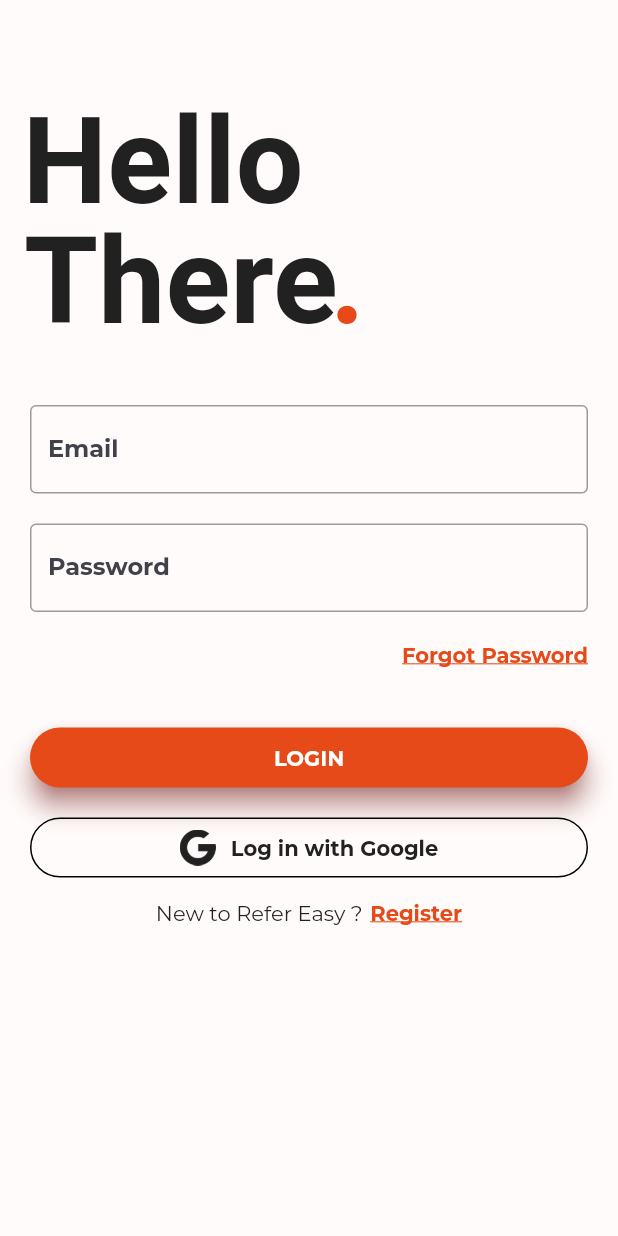
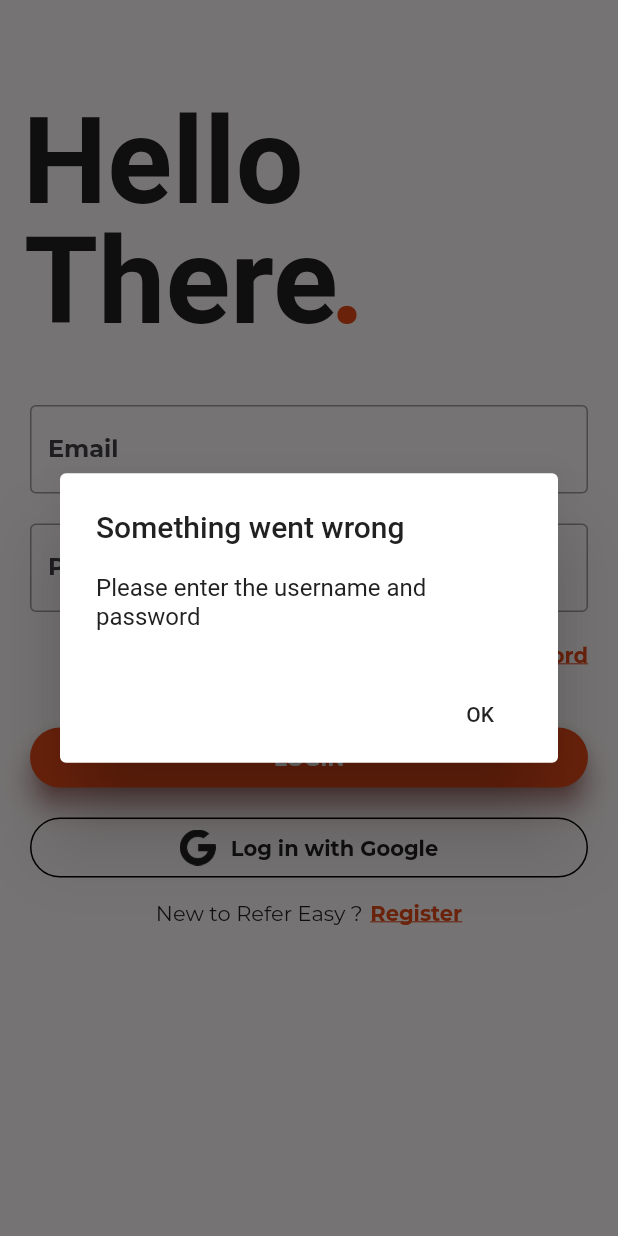
Before and after one commit to LNdame/referease, a Flutter app: the screen it shows after launch, after a tap on "LOGIN", on a phone screen of 412 x 824 dp. Run offline on Flutter 3.47's test engine with Material 2 defaults, Android fonts, the light colour scheme and no system bars; our stand-ins replace cloud_firestore, connectivity, firebase_auth, firebase_storage, fluttertoast, font_awesome_flutter and 6 more; accounts and stored records are empty; statements that could not run were skipped; project files that could hold a hidden picture were left out.

Commit message:
userbility issues

```diff
--- a/lib/app.dart
+++ b/lib/app.dart
@@ -29,7 +29,7 @@ class ReferEase extends StatelessWidget{
       debugShowCheckedModeBanner: false,
       title: "Refer Easy TEST1",
       home: LandingPage(),
-      initialRoute: '/login',
+      initialRoute: '/splash',
       routes: {
         '/login': (context)=> SignInPage(),
         '/register': (context)=> SignupPage(),
--- a/lib/uipage/landing.dart
+++ b/lib/uipage/landing.dart
@@ -511,8 +511,8 @@ class _LandingPageState extends State<LandingPage> with TickerProviderStateMixin
                  Navigator.pushReplacementNamed(context, '/search');
                 },
               ),
-              IconButton(
-                icon: Icon(Icons.help_outline, semanticLabel: 'help',),
+              FlatButton(
+                child: Text('Help'),
                 onPressed: (){
                  // Navigator.pushReplacementNamed(context, '/help');
 
--- a/lib/uipage/registration/signin.dart
+++ b/lib/uipage/registration/signin.dart
@@ -1,4 +1,5 @@
 import 'package:flutter/material.dart';
+import 'package:flutter/services.dart';
 import 'package:referease/services/authentication.dart';
 import 'package:referease/services/sharedpreference.dart';
 import 'package:referease/uiutility/colors.dart';
@@ -7,7 +8,7 @@ import 'package:cloud_firestore/cloud_firestore.dart';
 import 'package:google_sign_in/google_sign_in.dart';
 import 'package:referease/services/usermanagement.dart';
 import 'package:shared_preferences/shared_preferences.dart';
-
+import 'package:progress_dialog/progress_dialog.dart';
 import 'dart:async';
 
 
@@ -22,11 +23,13 @@ class SignInPage extends StatefulWidget{
 
 class _SignInPageState extends State<SignInPage> with SingleTickerProviderStateMixin {
   Animation animation, delayedAnimation, muchDelayedAnimation;
-
+  ProgressDialog pr;
   AnimationController animationController;
 
   String _emailController;
   String _passwordController;
+  String loginErrorMessage;
+
 
   //google sign in
   GoogleSignIn googleAuth = new GoogleSignIn();
@@ -71,6 +74,11 @@ class _SignInPageState extends State<SignInPage> with SingleTickerProviderStateM
   @override
   Widget build(BuildContext context) {
     // TODO: implement build
+
+    pr = new ProgressDialog(context,ProgressDialogType.Normal);
+    pr.setMessage('Please wait...');
+
+
     final double width = MediaQuery.of(context).size.width;
     animationController.forward();
     return AnimatedBuilder(
@@ -178,7 +186,14 @@ class _SignInPageState extends State<SignInPage> with SingleTickerProviderStateM
                                   elevation: 7.0,
                                   child: GestureDetector(
                                     onTap: () {
-                                      FirebaseAuth.instance.signInWithEmailAndPassword(
+                                      if (_emailController == null || _passwordController == null)
+                                      {
+                                        noInputDialog(context);
+                                      }
+                                      else{
+                                        pr.show();
+
+                                         FirebaseAuth.instance.signInWithEmailAndPassword(
                                           email: _emailController.trim(), password: _passwordController.trim()
                                       ).then((FirebaseUser user) async {
 
@@ -187,9 +202,23 @@ class _SignInPageState extends State<SignInPage> with SingleTickerProviderStateM
                                         await SharedPreferencesUtils.setUserEmail(user.email);
 
                                         Navigator.of(context).pushReplacementNamed('/landing');
+
                                       }).catchError((e){
+                                        pr.hide();
                                         print(e);
+                                        String exceptionMessage = e.toString();
+                                        if (exceptionMessage == "PlatformException(exception, The email address is badly formatted., null)")
+                                        {
+                                          loginErrorMessage = "Invalid email address";
+                                        }
+                                        else {
+                                          loginErrorMessage = "Please ensure you have entered correct credentials";
+                                        }
+                                         loginErrorDialog(context, loginErrorMessage);
                                       });
+
+                                      }
+
 
 
                                     },
@@ -320,3 +349,45 @@ class _SignInPageState extends State<SignInPage> with SingleTickerProviderStateM
 
   }
 }
+
+Future<bool> noInputDialog(context) {
+  return showDialog(
+    context: context,
+    barrierDismissible: true,
+    builder: (BuildContext context) {
+      return AlertDialog(
+        title: Text('Something went wrong'),
+        content: Text('Please enter the username and password'),
+        actions: <Widget>[
+          FlatButton(
+            child: Text('OK'),
+            onPressed: () {
+                    Navigator.pop(context);
+            },
+          )
+        ],
+      );
+    }
+  );
+}
+
+Future<bool> loginErrorDialog(context, message) {
+  return showDialog(
+    context: context,
+    barrierDismissible: true,
+    builder: (BuildContext context) {
+      return AlertDialog(
+        title: Text('Something went wrong'),
+        content: Text(message),
+        actions: <Widget>[
+          FlatButton(
+            child: Text('OK'),
+            onPressed: () {
+                    Navigator.pop(context);
+            },
+          )
+        ],
+      );
+    }
+  );
+}
--- a/lib/uipage/summary/summarydetail.dart
+++ b/lib/uipage/summary/summarydetail.dart
@@ -291,6 +291,7 @@ class SummaryDetailState extends State<SummaryDetail> {
                        controller: titleController,
                           decoration: InputDecoration(
                               labelText: 'Title',
+                              hintText: 'e.g. Guide to easy referencing',
                               labelStyle: TextStyle(
                                   fontFamily: 'Montserrat',
                                   fontWeight: FontWeight.bold,
--- a/lib/uipage/summary/summaryedit.dart
+++ b/lib/uipage/summary/summaryedit.dart
@@ -265,6 +265,7 @@ class _SummaryEditState extends State<SummaryEdit> {
                   controller: titleController,
                   decoration: InputDecoration(
                       labelText: 'Title',
+                      hintText: 'e.g. Guide to easy referencing',
                       labelStyle: TextStyle(
                           fontFamily: 'Montserrat',
                           fontWeight: FontWeight.bold,
--- a/pubspec.yaml
+++ b/pubspec.yaml
@@ -22,6 +22,8 @@ dependencies:
   firebase_analytics: ^0.3.3
   firebase_auth: ^0.5.20
   google_sign_in:
+
+  progress_dialog: ^1.1.0+1
 
   intl: ^0.15.7
   sqflite: any
```
Also changed, not shown: lib/uipage/registration/register.dart (+66 -4 lines), pubspec.lock.
